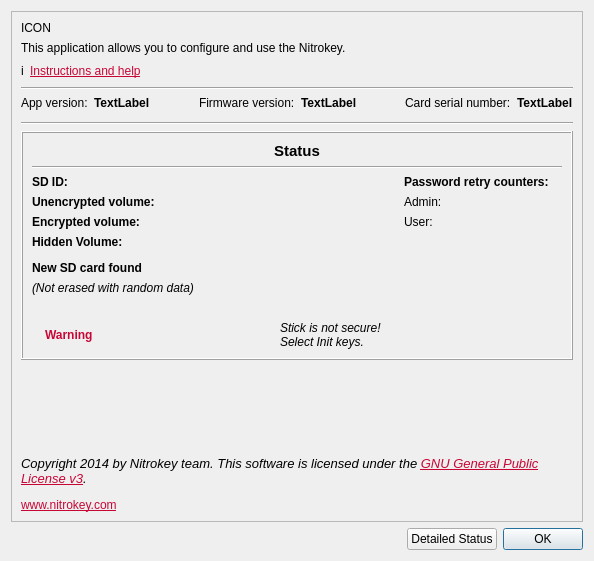
First picture: the form in ui/aboutdialog.ui, repository Nitrokey/nitrokey-app, before the edit.
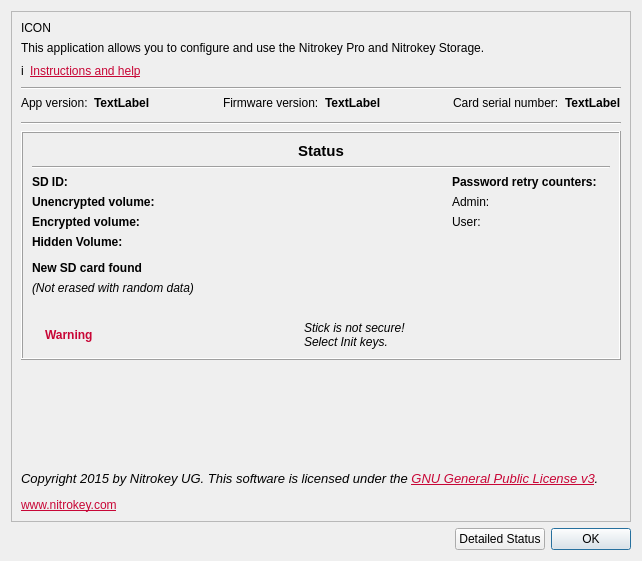
Second picture: the form after the edit. Icons and pictures are not drawn.

What changed in the file:
```diff
--- a/ui/aboutdialog.ui
+++ b/ui/aboutdialog.ui
@@ -6,7 +6,7 @@
    <rect>
     <x>0</x>
     <y>0</y>
-    <width>594</width>
+    <width>642</width>
     <height>561</height>
    </rect>
   </property>
@@ -61,7 +61,7 @@
         <item>
          <widget class="QLabel" name="label_7">
           <property name="text">
-           <string>&lt;html&gt;&lt;head/&gt;&lt;body&gt;&lt;p&gt;This application allows you to configure and use the Nitrokey.&lt;/p&gt;&lt;/body&gt;&lt;/html&gt;</string>
+           <string>&lt;html&gt;&lt;head/&gt;&lt;body&gt;&lt;p&gt;This application allows you to configure and use the Nitrokey Pro and Nitrokey Storage.&lt;/p&gt;&lt;/body&gt;&lt;/html&gt;</string>
           </property>
           <property name="alignment">
            <set>Qt::AlignLeading|Qt::AlignLeft|Qt::AlignTop</set>
@@ -563,8 +563,7 @@
       <item>
        <widget class="QLabel" name="AboutLabel_2">
         <property name="text">
-         <string>&lt;html&gt;&lt;head/&gt;&lt;body&gt;&lt;p&gt;&lt;span style=&quot; font-size:10pt; font-style:italic;&quot;&gt;Copyright 2014 by Nitrokey team. This software is licensed under the &lt;/span&gt;&lt;a href=&quot;https://www.gnu.org/licenses/&quot;&gt;&lt;span style=&quot; font-size:10pt; font-style:italic; text-decoration: underline; color:#c80636;&quot;&gt;GNU General Public License v3&lt;/span&gt;&lt;/a&gt;&lt;span style=&quot; font-size:10pt; font-style:italic;&quot;&gt;.&lt;/span&gt;&lt;/p&gt;&lt;/body&gt;&lt;/html&gt;
-&lt;p&gt;&lt;a href=&quot;https://nitrokey.com&quot;&gt;&lt;span style=&quot; text-decoration: underline; color:#c80636;&quot;&gt;www.nitrokey.com&lt;/span&gt;&lt;/a&gt;&lt;/p&gt;</string>
+         <string>&lt;html&gt;&lt;head/&gt;&lt;body&gt;&lt;p&gt;&lt;span style=&quot; font-size:10pt; font-style:italic;&quot;&gt;Copyright 2015 by Nitrokey UG. This software is licensed under the &lt;/span&gt;&lt;a href=&quot;https://www.gnu.org/licenses/&quot;&gt;&lt;span style=&quot; font-size:10pt; font-style:italic; text-decoration: underline; color:#c80636;&quot;&gt;GNU General Public License v3&lt;/span&gt;&lt;/a&gt;&lt;span style=&quot; font-size:10pt; font-style:italic;&quot;&gt;.&lt;/span&gt;&lt;/p&gt;&lt;p&gt;&lt;a href=&quot;https://nitrokey.com&quot;&gt;&lt;span style=&quot; text-decoration: underline; color:#c80636;&quot;&gt;www.nitrokey.com&lt;/span&gt;&lt;/a&gt;&lt;/p&gt;&lt;/body&gt;&lt;/html&gt;</string>
         </property>
         <property name="alignment">
          <set>Qt::AlignLeading|Qt::AlignLeft|Qt::AlignTop</set>
```
